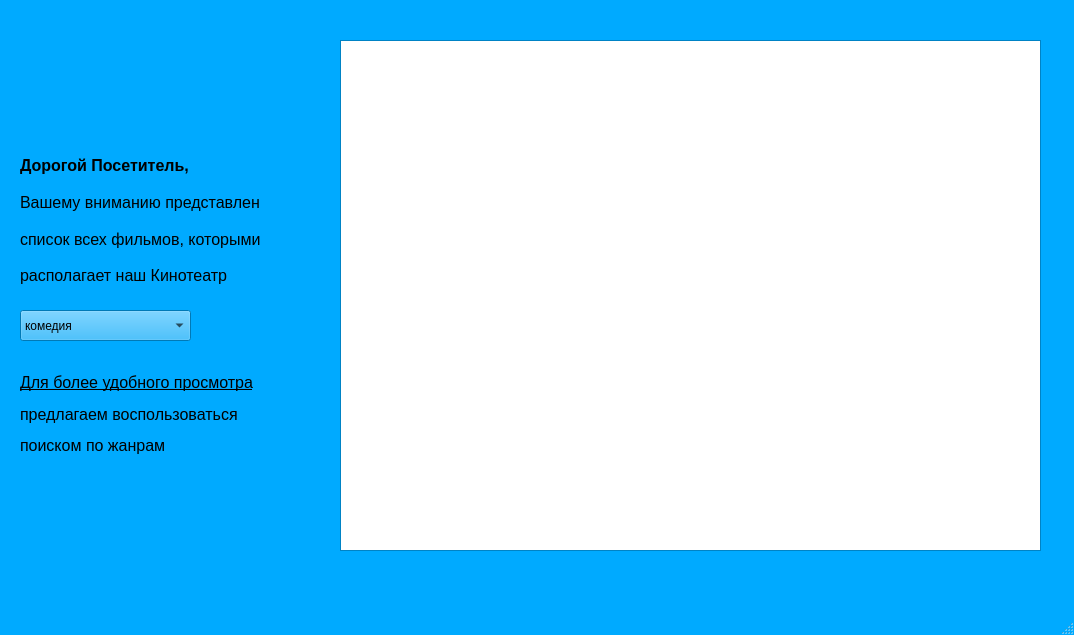
The window that visitor.ui (katiarapter/lyceum) describes before a commit, drawn with Qt 5.
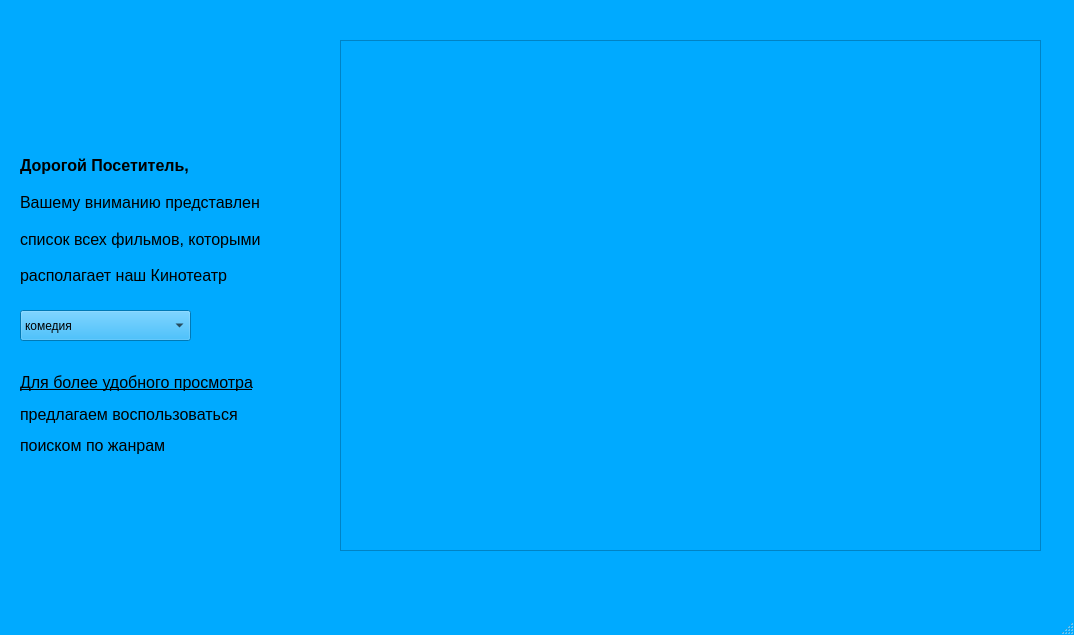
The same window after the commit.

```diff
--- a/visitor.ui
+++ b/visitor.ui
@@ -43,8 +43,8 @@
      <colorrole role="Midlight">
       <brush brushstyle="SolidPattern">
        <color alpha="255">
-        <red>63</red>
-        <green>191</green>
+        <red>255</red>
+        <green>255</green>
         <blue>255</blue>
        </color>
       </brush>
@@ -180,8 +180,8 @@
      <colorrole role="Midlight">
       <brush brushstyle="SolidPattern">
        <color alpha="255">
-        <red>63</red>
-        <green>191</green>
+        <red>255</red>
+        <green>255</green>
         <blue>255</blue>
        </color>
       </brush>
@@ -317,8 +317,8 @@
      <colorrole role="Midlight">
       <brush brushstyle="SolidPattern">
        <color alpha="255">
-        <red>63</red>
-        <green>191</green>
+        <red>255</red>
+        <green>255</green>
         <blue>255</blue>
        </color>
       </brush>
@@ -525,6 +525,9 @@
     </item>
    </widget>
    <widget class="QTableView" name="tableView">
+    <property name="enabled">
+     <bool>false</bool>
+    </property>
     <property name="geometry">
      <rect>
       <x>340</x>
@@ -533,6 +536,18 @@
       <height>511</height>
      </rect>
     </property>
+    <property name="lineWidth">
+     <number>3</number>
+    </property>
+    <property name="showGrid">
+     <bool>true</bool>
+    </property>
+    <property name="gridStyle">
+     <enum>Qt::DotLine</enum>
+    </property>
+    <property name="sortingEnabled">
+     <bool>true</bool>
+    </property>
    </widget>
    <widget class="QWidget" name="verticalLayoutWidget">
     <property name="geometry">
```
Left out of the diff: 15 changed lines with no effect on the pictures.
